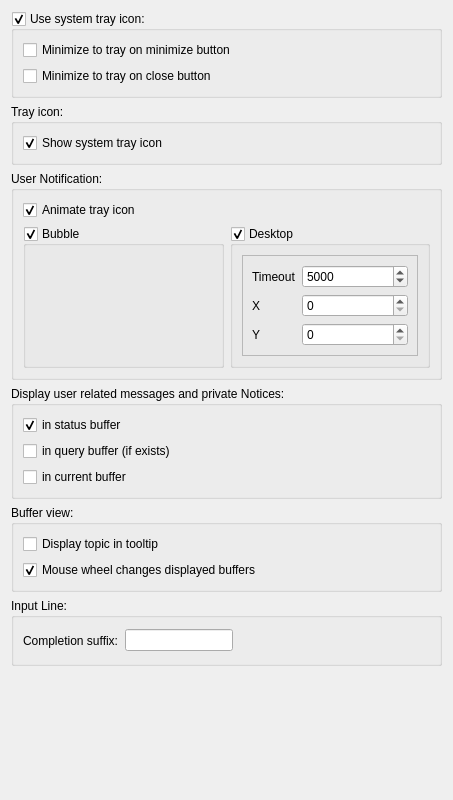
Above: src/qtui/settingspages/generalsettingspage.ui from quassel/quassel before the change. Below: the same form after it.
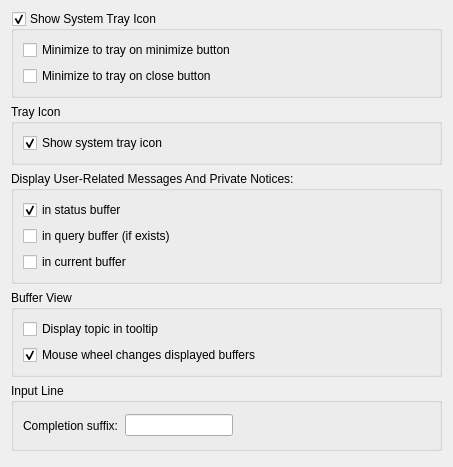
That is the form after the change.

Commit message:
Move DBus- and other notification-related settings to their own SettingsPage
We now have Behavior/Notifications for stuff like this.

```diff
--- a/src/qtui/settingspages/generalsettingspage.ui
+++ b/src/qtui/settingspages/generalsettingspage.ui
@@ -6,7 +6,7 @@
     <x>0</x>
     <y>0</y>
     <width>453</width>
-    <height>800</height>
+    <height>467</height>
    </rect>
   </property>
   <property name="windowTitle" >
@@ -16,12 +16,12 @@
    <item>
     <widget class="QGroupBox" name="useSystemTrayIcon" >
      <property name="title" >
-      <string>Use system tray icon:</string>
+      <string>Show System Tray Icon</string>
      </property>
      <property name="checkable" >
       <bool>true</bool>
      </property>
-     <layout class="QVBoxLayout" >
+     <layout class="QVBoxLayout" name="_2" >
       <item>
        <widget class="QCheckBox" name="minimizeOnMinimize" >
         <property name="text" >
@@ -42,9 +42,9 @@
    <item>
     <widget class="QGroupBox" name="macOnly" >
      <property name="title" >
-      <string>Tray icon:</string>
+      <string>Tray Icon</string>
      </property>
-     <layout class="QHBoxLayout" >
+     <layout class="QHBoxLayout" name="_3" >
       <item>
        <widget class="QCheckBox" name="showSystemTrayIcon" >
         <property name="text" >
@@ -58,112 +58,10 @@
      </layout>
     </widget>
    </item>
-   <item>
-    <widget class="QGroupBox" name="groupBox_3" >
-     <property name="title" >
-      <string>User Notification:</string>
-     </property>
-     <layout class="QGridLayout" >
-      <item row="2" column="0" >
-       <widget class="QGroupBox" name="bubbleBox" >
-        <property name="title" >
-         <string>Bubble</string>
-        </property>
-        <property name="checkable" >
-         <bool>true</bool>
-        </property>
-        <layout class="QVBoxLayout" name="verticalLayout" />
-       </widget>
-      </item>
-      <item row="2" column="1" >
-       <widget class="QGroupBox" name="desktopBox" >
-        <property name="title" >
-         <string>Desktop</string>
-        </property>
-        <property name="checkable" >
-         <bool>true</bool>
-        </property>
-        <layout class="QVBoxLayout" name="verticalLayout_2" >
-         <item>
-          <widget class="QFrame" name="desktopFrame" >
-           <property name="frameShape" >
-            <enum>QFrame::StyledPanel</enum>
-           </property>
-           <property name="frameShadow" >
-            <enum>QFrame::Raised</enum>
-           </property>
-           <layout class="QFormLayout" name="formLayout" >
-            <item row="0" column="0" >
-             <widget class="QLabel" name="timeout_label" >
-              <property name="text" >
-               <string>Timeout</string>
-              </property>
-             </widget>
-            </item>
-            <item row="0" column="1" >
-             <widget class="QSpinBox" name="timeout_value" >
-              <property name="minimum" >
-               <number>-1</number>
-              </property>
-              <property name="maximum" >
-               <number>100000</number>
-              </property>
-              <property name="value" >
-               <number>5000</number>
-              </property>
-             </widget>
-            </item>
-            <item row="1" column="0" >
-             <widget class="QLabel" name="x_label" >
-              <property name="text" >
-               <string>X</string>
-              </property>
-             </widget>
-            </item>
-            <item row="2" column="0" >
-             <widget class="QLabel" name="y_label" >
-              <property name="text" >
-               <string>Y</string>
-              </property>
-             </widget>
-            </item>
-            <item row="1" column="1" >
-             <widget class="QSpinBox" name="x_value" >
-              <property name="maximum" >
-               <number>10000</number>
-              </property>
-             </widget>
-            </item>
-            <item row="2" column="1" >
-             <widget class="QSpinBox" name="y_value" >
-              <property name="maximum" >
-               <number>10000</number>
-              </property>
-             </widget>
-            </item>
-           </layout>
-          </widget>
-         </item>
-        </layout>
-       </widget>
-      </item>
-      <item row="1" column="0" >
-       <widget class="QCheckBox" name="animateTrayIcon" >
-        <property name="text" >
-         <string>Animate tray icon</string>
-        </property>
-        <property name="checked" >
-         <bool>true</bool>
-        </property>
-       </widget>
-      </item>
-     </layout>
-    </widget>
-   </item>
    <item>
     <widget class="QGroupBox" name="groupBox" >
      <property name="title" >
-      <string>Display user related messages and private Notices:</string>
+      <string>Display User-Related Messages And Private Notices:</string>
      </property>
      <layout class="QVBoxLayout" >
       <item>
@@ -205,7 +103,7 @@
    <item>
     <widget class="QGroupBox" name="groupBox_2" >
      <property name="title" >
-      <string>Buffer view:</string>
+      <string>Buffer View</string>
      </property>
      <layout class="QVBoxLayout" >
       <item>
@@ -234,7 +132,7 @@
       <string>The suffix appended to a nick on completion via TAB. Default is ": "</string>
      </property>
      <property name="title" >
-      <string>Input Line:</string>
+      <string>Input Line</string>
      </property>
      <layout class="QVBoxLayout" name="verticalLayout" >
       <item>
```
The commit also changes 6 other files.
